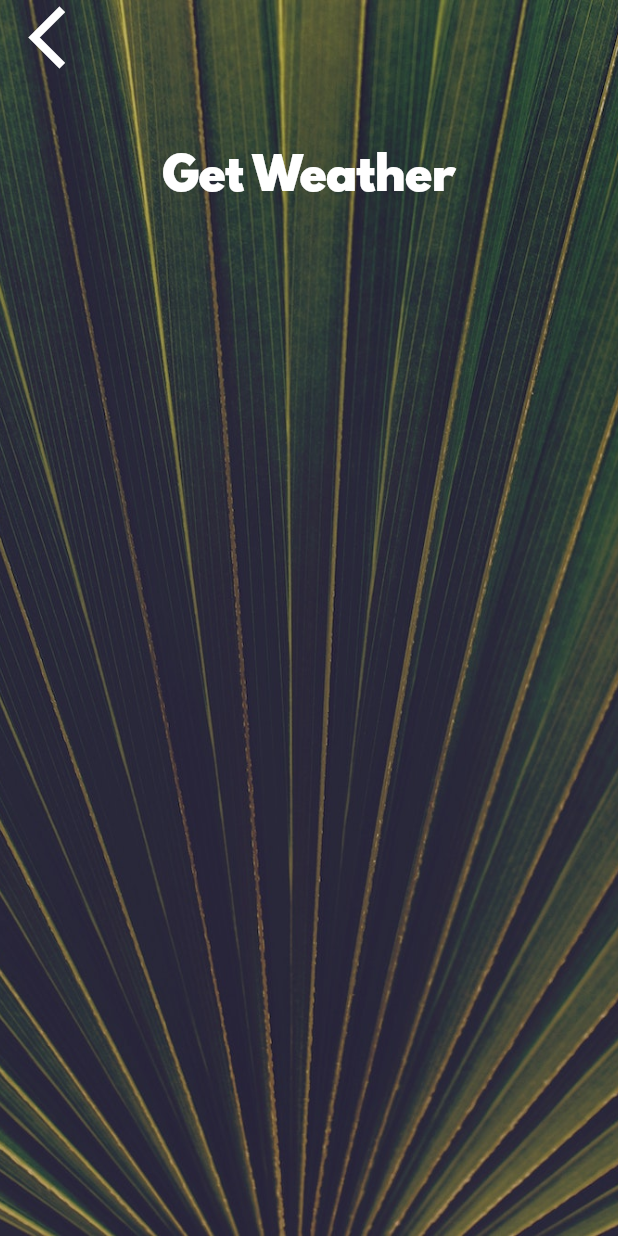
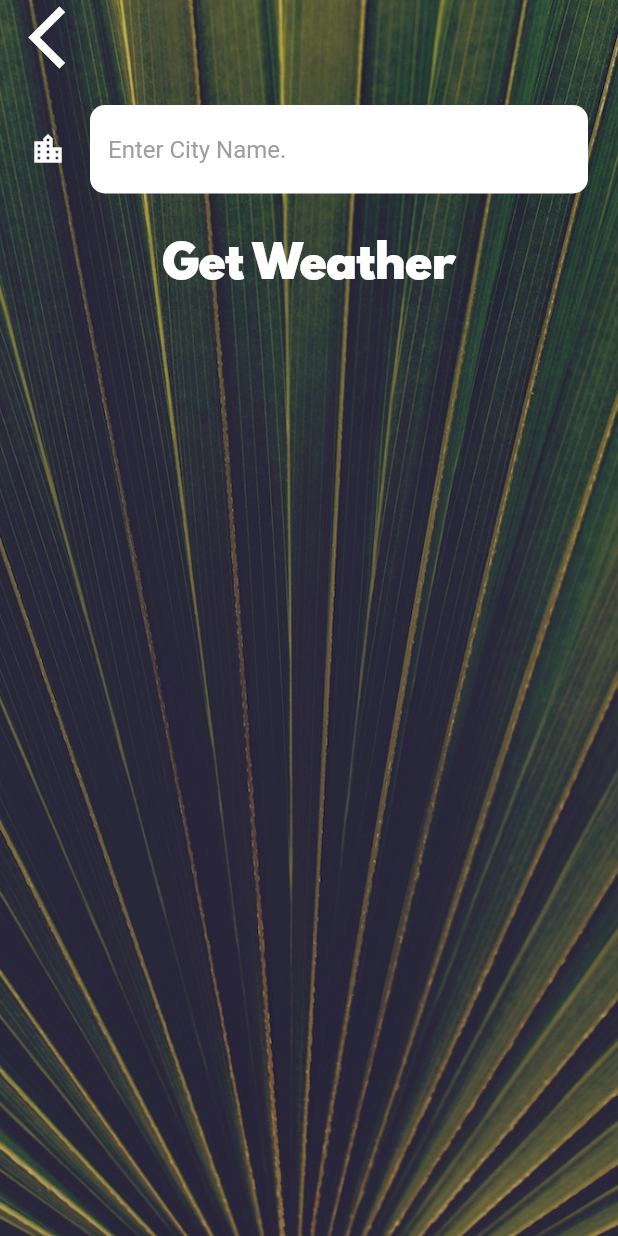
Before and after one commit to sklearn21/weather_app, a Flutter app: the CityScreen screen opened directly, on a phone screen of 412 x 824 dp. Run offline on Flutter 3.47's test engine with Material 2 defaults, Android fonts, the phone set to English and light mode, and no system bars; our stand-ins replace flutter_spinkit, geolocator; network calls fail.

Commit message:
Added Input Text widget to cityScreen.

```diff
--- a/lib/screens/city_screen.dart
+++ b/lib/screens/city_screen.dart
@@ -1,3 +1,4 @@
+import 'package:flutter/cupertino.dart';
 import 'package:flutter/material.dart';
 import 'package:weather_app/utilities/constants.dart';
 
@@ -33,7 +34,15 @@ class _CityScreenState extends State<CityScreen> {
               ),
               Container(
                 padding: EdgeInsets.all(20.0),
-                child: null,
+                child: TextField(
+                  style: TextStyle(
+                    color: Colors.black,
+                  ),
+                  decoration: kInputFieldDecoration,
+                  onChanged: (value) {
+                    print(value);
+                  },
+                ),
               ),
               FlatButton(
                 onPressed: () {},
--- a/lib/utilities/constants.dart
+++ b/lib/utilities/constants.dart
@@ -18,3 +18,21 @@ const kButtonTextStyle = TextStyle(
 const kConditionTextStyle = TextStyle(
   fontSize: 100.0,
 );
+
+const kInputFieldDecoration = InputDecoration(
+  filled: true,
+  fillColor: Colors.white,
+  icon: Icon(
+    Icons.location_city,
+    color: Colors.white,
+  ),
+  hintText: 'Enter City Name.',
+  hintStyle: TextStyle(
+    color: Colors.grey,
+  ),
+  border: OutlineInputBorder(
+      borderRadius: BorderRadius.all(
+        Radius.circular(10.0),
+      ),
+      borderSide: BorderSide.none),
+);
```
